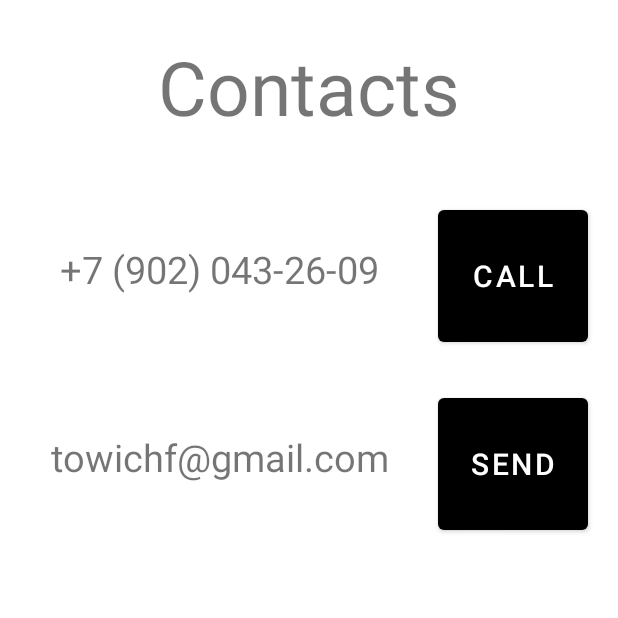
After one commit to Towich/online-store, an Android app: the ContactsFragment screen opened through its navigation route, on a phone screen of 412 x 824 dp, the top half of it. The commit adds this screen. Run offline under Robolectric (Android 15) with nearby library versions, the phone set to English and light mode, and no system bars.

Commit message:
feat: add Intents "make call" and "send email"

```diff
--- /dev/null
+++ b/app/src/main/java/com/example/firstpractice/data/sources/ContactsDataSource.java
@@ -0,0 +1,6 @@
+package com.example.firstpractice.data.sources;
+
+public class ContactsDataSource {
+    public static final String PHONE_NUMBER = "+79020432609";
+    public static final String EMAIL = "towichf@gmail.com";
+}
--- /dev/null
+++ b/app/src/main/java/com/example/firstpractice/ui/Fragment/ContactsFragment.java
@@ -0,0 +1,65 @@
+package com.example.firstpractice.ui.Fragment;
+
+import android.content.Intent;
+import android.net.Uri;
+import android.os.Bundle;
+
+import androidx.annotation.NonNull;
+import androidx.annotation.Nullable;
+import androidx.fragment.app.Fragment;
+import androidx.lifecycle.ViewModelProvider;
+
+import android.view.LayoutInflater;
+import android.view.View;
+import android.view.ViewGroup;
+import android.widget.Button;
+
+import com.example.firstpractice.R;
+import com.example.firstpractice.data.sources.ContactsDataSource;
+import com.example.firstpractice.ui.ViewModel.ContactsViewModel;
+
+
+public class ContactsFragment extends Fragment {
+
+    private ContactsViewModel mContactsViewModel;
+
+    @Override
+    public void onCreate(Bundle savedInstanceState) {
+        super.onCreate(savedInstanceState);
+    }
+
+    @Override
+    public View onCreateView(LayoutInflater inflater, ViewGroup container,
+                             Bundle savedInstanceState) {
+        // Inflate the layout for this fragment
+        return inflater.inflate(R.layout.fragment_contacts, container, false);
+    }
+
+    @Override
+    public void onViewCreated(@NonNull View view, @Nullable Bundle savedInstanceState) {
+        super.onViewCreated(view, savedInstanceState);
+
+        mContactsViewModel = new ViewModelProvider(this).get(ContactsViewModel.class);
+
+        // Buttons
+
+        // Button "Make a call"
+        Button button_made_call = view.findViewById(R.id.button_made_call);
+        button_made_call.setOnClickListener(new View.OnClickListener() {
+            @Override
+            public void onClick(View view) {
+                startActivity(mContactsViewModel.getIntentMakeCall());
+            }
+        });
+
+        // Button "Send email"
+        Button button_send_email = view.findViewById(R.id.button_send_email);
+        button_send_email.setOnClickListener(new View.OnClickListener() {
+            @Override
+            public void onClick(View view) {
+                startActivity(mContactsViewModel.getIntentSendEmail());
+            }
+        });
+
+    }
+}
--- a/app/src/main/java/com/example/firstpractice/ui/Fragment/ContentFragment.java
+++ b/app/src/main/java/com/example/firstpractice/ui/Fragment/MainFragment.java
@@ -16,7 +16,7 @@ import android.widget.Button;
 import com.example.firstpractice.R;
 
 
-public class ContentFragment extends Fragment {
+public class MainFragment extends Fragment {
 
     @Override
     public void onCreate(Bundle savedInstanceState) {
@@ -79,6 +79,15 @@ public class ContentFragment extends Fragment {
                 Navigation.findNavController(view).navigate(R.id.action_mainFragment_to_databaseFragment);
             }
         });
+
+        // button "Contacts"
+        Button btn_contacts = view.findViewById(R.id.button_store_contacts);
+        btn_contacts.setOnClickListener(new View.OnClickListener() {
+            @Override
+            public void onClick(View view) {
+                Navigation.findNavController(view).navigate(R.id.action_mainFragment_to_contactsFragment);
+            }
+        });
     }
 
 
--- /dev/null
+++ b/app/src/main/res/layout/fragment_contacts.xml
@@ -0,0 +1,91 @@
+<?xml version="1.0" encoding="utf-8"?>
+<androidx.constraintlayout.widget.ConstraintLayout xmlns:android="http://schemas.android.com/apk/res/android"
+    xmlns:app="http://schemas.android.com/apk/res-auto"
+    xmlns:tools="http://schemas.android.com/tools"
+    style="@style/AppTheme"
+    android:layout_width="match_parent"
+    android:layout_height="match_parent"
+    tools:context=".ui.Fragment.ContactsFragment">
+
+    <!-- TODO: Update blank fragment layout -->
+
+    <TextView
+        android:id="@+id/textView2"
+        android:layout_width="match_parent"
+        android:layout_height="100dp"
+        android:layout_marginTop="24dp"
+        android:text="Contacts"
+        android:textAlignment="center"
+        android:textSize="50sp"
+        app:layout_constraintEnd_toEndOf="parent"
+        app:layout_constraintHorizontal_bias="0.0"
+        app:layout_constraintStart_toStartOf="parent"
+        app:layout_constraintTop_toTopOf="parent" />
+
+    <androidx.constraintlayout.widget.ConstraintLayout
+        android:id="@+id/constraintLayout2"
+        android:layout_width="match_parent"
+        android:layout_height="100dp"
+        android:layout_marginTop="10dp"
+        app:layout_constraintEnd_toEndOf="parent"
+        app:layout_constraintStart_toStartOf="parent"
+        app:layout_constraintTop_toBottomOf="@+id/textView2">
+
+        <TextView
+            android:layout_width="250dp"
+            android:layout_height="50dp"
+            android:layout_marginTop="28dp"
+            android:text="+7 (902) 043-26-09"
+            android:textAlignment="center"
+            android:textSize="25sp"
+            app:layout_constraintEnd_toStartOf="@+id/button_made_call"
+            app:layout_constraintStart_toStartOf="parent"
+            app:layout_constraintTop_toTopOf="parent" />
+
+        <Button
+            android:id="@+id/button_made_call"
+            android:layout_width="100dp"
+            android:layout_height="100dp"
+            android:layout_marginEnd="20dp"
+            android:text="Call"
+            android:textSize="20dp"
+            app:layout_constraintEnd_toEndOf="parent"
+            app:layout_constraintTop_toTopOf="parent" />
+    </androidx.constraintlayout.widget.ConstraintLayout>
+
+    <androidx.constraintlayout.widget.ConstraintLayout
+        android:id="@+id/constraintLayout"
+        android:layout_width="match_parent"
+        android:layout_height="100dp"
+        android:layout_marginTop="25dp"
+        app:layout_constraintEnd_toEndOf="parent"
+        app:layout_constraintStart_toStartOf="parent"
+        app:layout_constraintTop_toBottomOf="@+id/constraintLayout2">
+
+        <TextView
+            android:layout_width="250dp"
+            android:layout_height="50dp"
+            android:layout_marginTop="28dp"
+            android:text="towichf@gmail.com"
+            android:textAlignment="center"
+            android:textSize="25sp"
+            app:layout_constraintEnd_toStartOf="@+id/button_send_email"
+            app:layout_constraintStart_toStartOf="parent"
+            app:layout_constraintTop_toTopOf="parent" />
+
+        <Button
+            android:id="@+id/button_send_email"
+            android:layout_width="100dp"
+            android:layout_height="100dp"
+            android:layout_marginEnd="20dp"
+            android:text="Send"
+            android:textSize="20dp"
+            app:layout_constraintEnd_toEndOf="parent"
+            app:layout_constraintTop_toTopOf="parent" />
+    </androidx.constraintlayout.widget.ConstraintLayout>
+
+
+
+
+
+</androidx.constraintlayout.widget.ConstraintLayout>
--- a/app/src/main/res/layout/fragment_shopping_cart.xml
+++ b/app/src/main/res/layout/fragment_shopping_cart.xml
@@ -6,7 +6,7 @@
     android:layout_width="match_parent"
     android:layout_height="match_parent"
     android:id="@+id/layout_shopping_cart"
-    tools:context=".ui.Fragment.ContentFragment">
+    tools:context=".ui.Fragment.MainFragment">
 
     <Button
         android:id="@+id/button_exit"
--- a/app/src/main/res/navigation/nav_graph.xml
+++ b/app/src/main/res/navigation/nav_graph.xml
@@ -7,7 +7,7 @@
 
     <fragment
         android:id="@+id/mainFragment"
-        android:name="com.example.firstpractice.ui.Fragment.ContentFragment"
+        android:name="com.example.firstpractice.ui.Fragment.MainFragment"
         android:label="Main"
         tools:layout="@layout/fragment_main" >
         <action
@@ -22,6 +22,9 @@
         <action
             android:id="@+id/action_mainFragment_to_databaseFragment"
             app:destination="@id/databaseFragment" />
+        <action
+            android:id="@+id/action_mainFragment_to_contactsFragment"
+            app:destination="@id/contactsFragment" />
     </fragment>
 
     <fragment
@@ -57,4 +60,9 @@
             android:id="@+id/action_newPerfumeFragment_to_storeFragment"
             app:destination="@id/storeFragment" />
     </fragment>
+    <fragment
+        android:id="@+id/contactsFragment"
+        android:name="com.example.firstpractice.ui.Fragment.ContactsFragment"
+        android:label="fragment_contacts"
+        tools:layout="@layout/fragment_contacts" />
 </navigation>
--- a/app/src/main/res/values/strings.xml
+++ b/app/src/main/res/values/strings.xml
@@ -1,6 +1,6 @@
 <resources>
     <string name="app_name">Perfume Store</string>
-    <string name="shop_name">PerfumeStore</string>
+    <string name="shop_name">Perfume Store</string>
     <string name="user_name">Enter your name</string>
     <string name="button_text">Cart</string>
     <string name="button_exit">Exit</string>
--- a/app/src/main/res/values/themes.xml
+++ b/app/src/main/res/values/themes.xml
@@ -1,6 +1,6 @@
 <resources>
     <!-- Base application theme. -->
-    <style name="AppTheme" parent="Theme.MaterialComponents.Light.DarkActionBar">
+    <style name="AppTheme" parent="Theme.MaterialComponents.Light.NoActionBar">
         <!-- Customize your theme here. -->
         <item name="colorPrimary">@color/black</item>
         <item name="colorPrimaryDark">@color/black</item>
```
Also changed, not shown: app/src/main/java/com/example/firstpractice/ui/Fragment/SecondFragment.java (deleted, +0 -76 lines), app/src/main/java/com/example/firstpractice/ui/ViewModel/ContactsViewModel.java (added, +36 -0 lines), app/src/main/res/layout/fragment_main.xml (+9 -9 lines).
